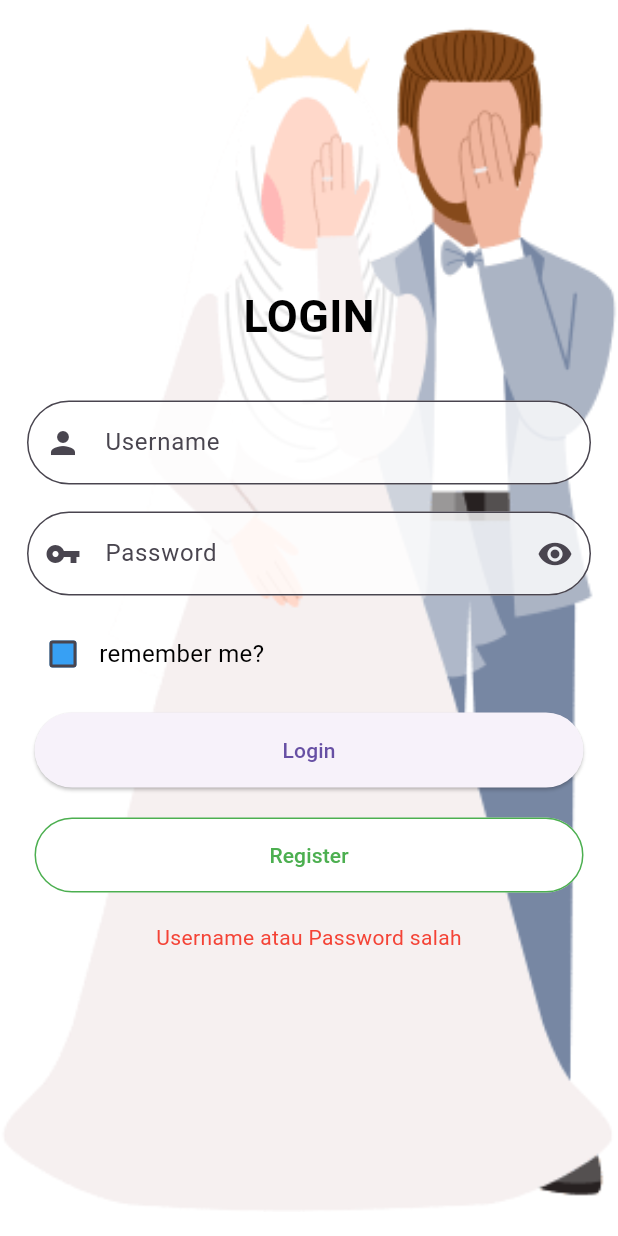
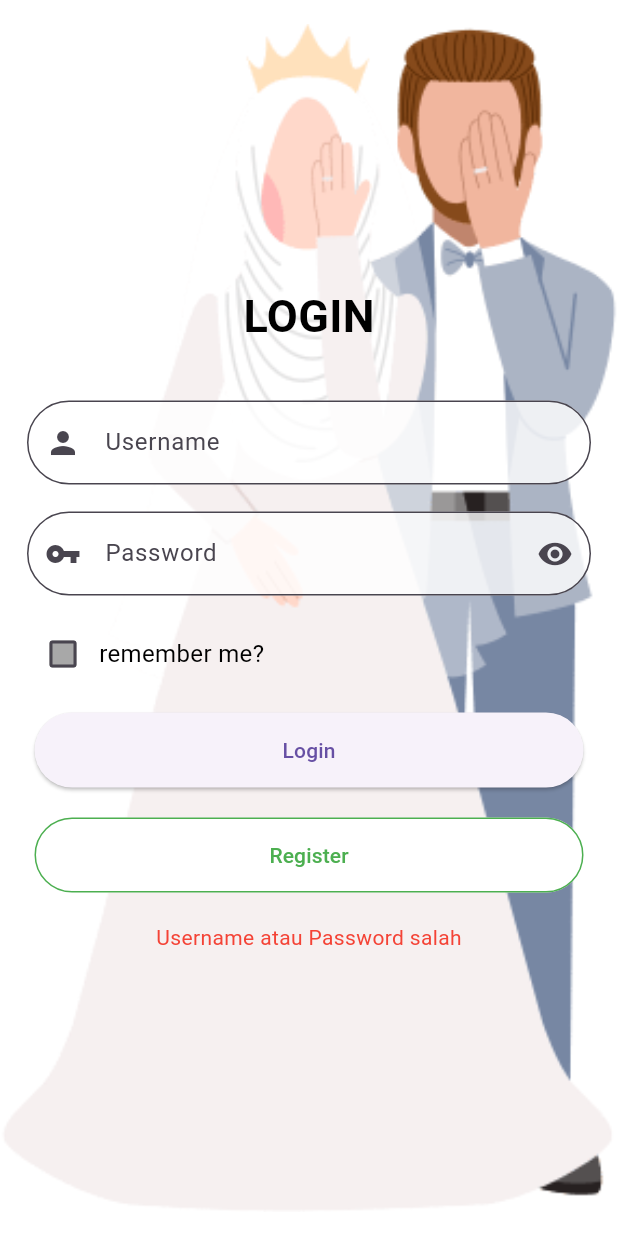
Before and after one commit to arvandha121/WeddingCheck-Online, a Flutter app: the screen it shows after launch, after a tap on "Login", on a phone screen of 412 x 824 dp. Run offline on Flutter 3.47's test engine with Material 3 defaults, Android fonts, the phone set to English and light mode, and no system bars; our stand-ins replace file_picker, font_awesome_flutter, get, google_fonts, image_gallery_saver, permission_handler and 5 more; missing offline and left inert: excel, qr_code_scanner; accounts and stored records are empty.

Commit message:
ganti warna

```diff
--- a/lib/views/auth/loginscreen.dart
+++ b/lib/views/auth/loginscreen.dart
@@ -37,7 +37,7 @@ class _LoginState extends State<Login> {
   Widget build(BuildContext context) {
     bool isDarkMode = Theme.of(context).brightness == Brightness.dark;
     Color textColor = isDarkMode ? Colors.black : Colors.white;
-    Color fillColor = isDarkMode ? Colors.blue : Colors.blue;
+    Color fillColor = isDarkMode ? Colors.grey : Colors.grey;
     return Scaffold(
       backgroundColor: Colors.white,
       body: Container(
```
